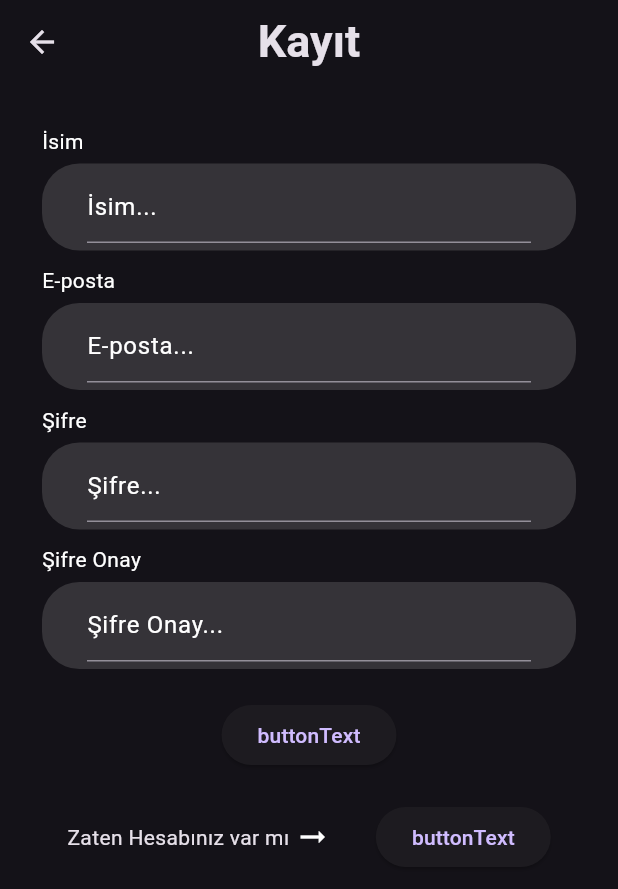
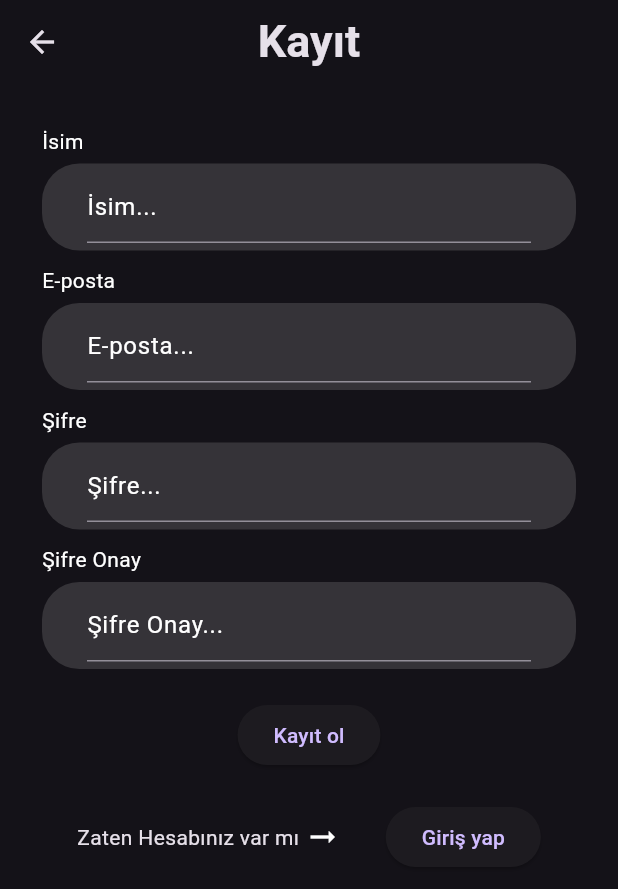
Before and after one commit to Yido1007/Emailapp, a Flutter app: the RegisterScreen screen opened by its route, on a phone screen of 412 x 824 dp. Shown: the top 889 px of the screen. Run offline on Flutter 3.47's test engine with Material 3 defaults, Android fonts, the phone set to English and light mode, and no system bars; our stand-ins replace dio, flutter_secure_storage, flutter_svg, gap, shared_preferences; accounts and stored records are empty.

Commit message:
finish project

```diff
--- a/emailapp/lib/screens/login.dart
+++ b/emailapp/lib/screens/login.dart
@@ -124,7 +124,7 @@ class LoginScreenState extends State<LoginScreen> {
                     children: [
                       ElevatedButton(
                         onPressed: login,
-                        child: Text("buttonText"),
+                        child: Text("Giriş yap"),
                       ),
                     ],
                   ),
@@ -138,7 +138,7 @@ class LoginScreenState extends State<LoginScreen> {
                       ElevatedButton(
                         onPressed: () =>
                             Navigator.pushNamed(context, "/register"),
-                        child: Text("buttonText"),
+                        child: Text("Kayıt ol"),
                       ),
                     ],
                   ),
--- a/emailapp/lib/screens/register.dart
+++ b/emailapp/lib/screens/register.dart
@@ -124,7 +124,7 @@ class RegisterScreenState extends State<RegisterScreen> {
               children: [
                 ElevatedButton(
                   onPressed: register,
-                  child: Text("buttonText"),
+                  child: Text("Kayıt ol"),
                 ),
               ],
             ),
@@ -137,7 +137,7 @@ class RegisterScreenState extends State<RegisterScreen> {
                 Gap(30),
                 ElevatedButton(
                   onPressed: () => Navigator.pushNamed(context, "/login"),
-                  child: Text("buttonText"),
+                  child: Text("Giriş yap"),
                 ),
               ],
             ),
--- a/emailapp/lib/widgets/contactitem.dart
+++ b/emailapp/lib/widgets/contactitem.dart
@@ -183,7 +183,7 @@ class _ContactWidgetState extends State<ContactWidget> {
                     ),
                   ),
                   InkWell(
-                    onTap: yLinkedin,
+                    onTap: phone,
                     child: Icon(
                       Icons.phone,
                       size: 50,
```
